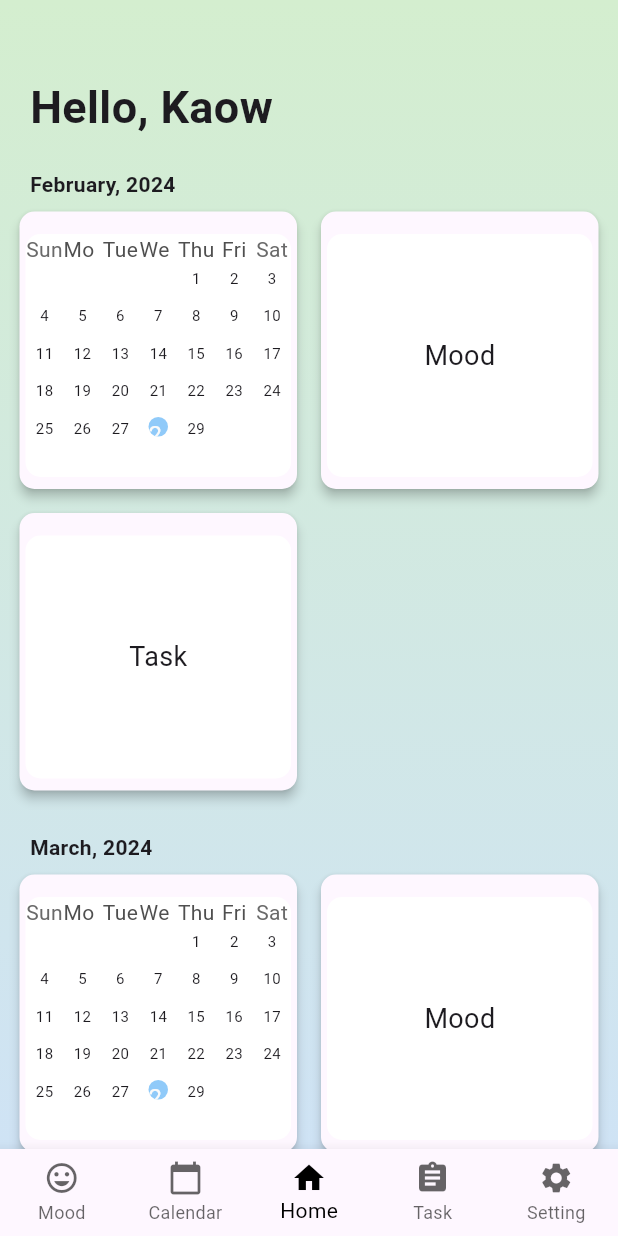
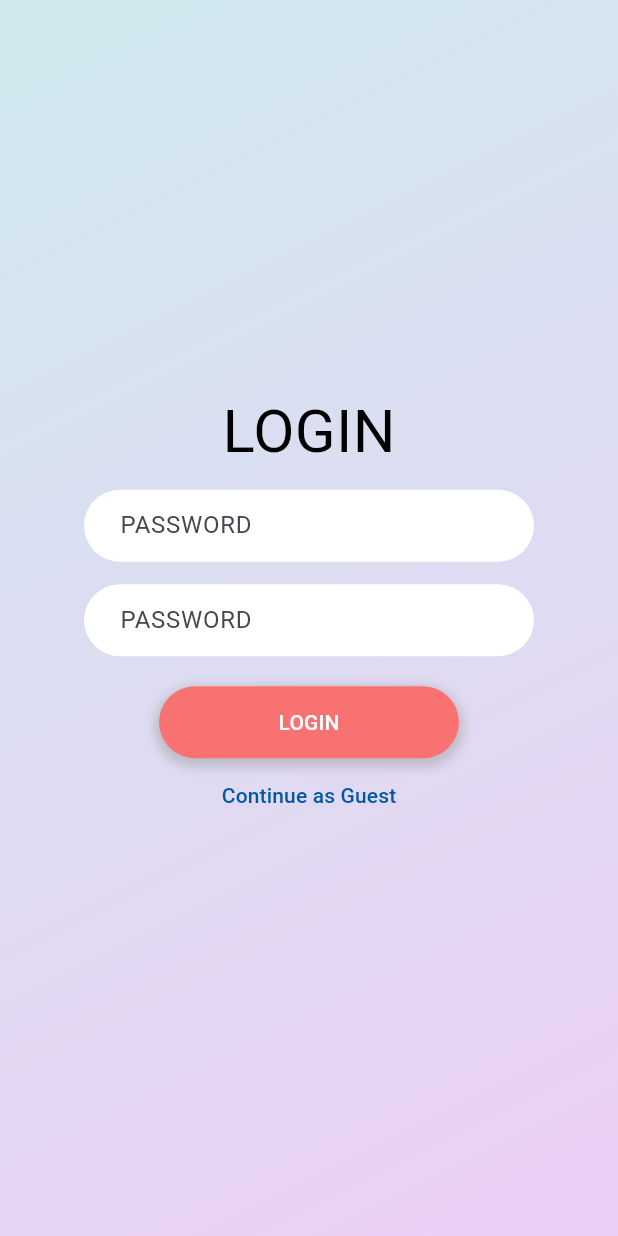
Before and after one commit to AnapatChaiwongse/KaowKhaiDaow, a Flutter app: the screen it shows after launch, on a phone screen of 412 x 824 dp. Run offline on Flutter 3.47's test engine with Material 3 defaults, Android fonts, the phone set to English and light mode, and no system bars; drawn by our look-alikes of flutter_form_builder, table_calendar; our stand-ins replace form_builder_validators; missing offline and left inert: dart:ffi; Roboto replaces fonts that are missing (Mplus 1p).

Commit message:
UPDATE 28/02/2024

```diff
--- a/Project01/lib/homePage.dart
+++ b/Project01/lib/homePage.dart
@@ -4,6 +4,10 @@ import 'package:application/calendarPage.dart';
 import 'package:application/navigator.dart';
 
 class HomePage extends StatefulWidget {
+  final String? email; // Declare the email argument
+
+  HomePage({Key? key, this.email}) : super(key: key);
+
   @override
   _HomePageState createState() => _HomePageState();
 }
@@ -38,10 +42,10 @@ class _HomePageState extends State<HomePage> {
             Column(
               crossAxisAlignment: CrossAxisAlignment.start, // Align the content to the left
               children: [
-                const Padding(
+                Padding(
                   padding: EdgeInsets.only(left: 20, right: 20), // Add padding to the left and right
                   child: Text(
-                    "Hello, Kaow",
+                    "Hello, ${widget.email ?? "guest"} ",
                     style: TextStyle(fontWeight: FontWeight.bold, fontSize: 30), // Make the text bold
                   ),
                 ),
--- /dev/null
+++ b/Project01/lib/loginPage.dart
@@ -0,0 +1,171 @@
+import 'package:flutter/material.dart';
+import 'package:flutter_form_builder/flutter_form_builder.dart';
+import 'package:form_builder_validators/form_builder_validators.dart';
+import 'homePage.dart';
+
+class loginPage extends StatefulWidget {
+  loginPage({Key? key}) : super(key: key);
+  @override
+  _LoginPageState createState() => _LoginPageState();
+}
+
+class _LoginPageState extends State<loginPage> {
+  final _formKey = GlobalKey<FormBuilderState>();
+
+  void _login(BuildContext context) {
+    _formKey.currentState!.save();
+    if (_formKey.currentState!.validate()) {
+      // Pass the email to the homepage
+      final email = _formKey.currentState!.value['username'];
+      Navigator.pushReplacement(
+        context,
+        MaterialPageRoute(builder: (context) => HomePage(email: email)),
+      );
+    } else {
+      print("Validation failed");
+    }
+  }
+
+  @override
+  Widget build(BuildContext context) {
+    return Scaffold(
+      body: Container(
+        decoration: BoxDecoration(
+          gradient: LinearGradient(
+            begin: Alignment.topLeft,
+            end: Alignment.bottomRight,
+            colors: [Color.fromARGB(255, 207, 233, 238)!, Color.fromARGB(255, 236, 207, 245)],
+          ),
+        ),
+        child: Center(
+          child: SingleChildScrollView(
+            child: Column(
+              children: [
+                Text('LOGIN', style: TextStyle(fontFamily: 'Mplus 1p', fontSize: 40, color: Color.fromARGB(255, 0, 0, 0))),
+                Padding(
+                  padding: EdgeInsets.all(10),
+                  child: FormBuilder(
+                    key: _formKey,
+                    initialValue: {'username': '', 'password ': ''},
+                    child: Column(
+                      children: [
+                        Container(
+                          width: 300, // Set the desired width for the text field
+                          child: FormBuilderTextField(
+                            name: 'username',
+                            decoration: InputDecoration(
+                              enabledBorder: OutlineInputBorder(
+                                borderRadius: BorderRadius.circular(30.0),
+                                borderSide: BorderSide.none,
+                              ),
+                              focusedBorder: OutlineInputBorder(
+                                borderRadius: BorderRadius.circular(30.0),
+                                borderSide: BorderSide.none,
+                              ),
+                              errorBorder: OutlineInputBorder(
+                                borderRadius: BorderRadius.circular(30.0),
+                                borderSide: BorderSide.none,
+                              ),
+                              focusedErrorBorder: OutlineInputBorder(
+                                borderRadius: BorderRadius.circular(30.0),
+                                borderSide: BorderSide.none,
+                              ),
+                              contentPadding: EdgeInsets.symmetric(horizontal: 20),
+                              labelText: 'PASSWORD',
+                              filled: true,
+                              fillColor: Colors.white,
+                            ),
+                            validator: FormBuilderValidators.compose([
+                              FormBuilderValidators.required(errorText: 'Please insert email'),
+                              FormBuilderValidators.email(),
+                            ]),
+                            keyboardType: TextInputType.emailAddress,
+                          ),
+                        ),
+                        SizedBox(height: 15),
+                        Container(
+                          width: 300, // Set the desired width for the text field
+                          child: FormBuilderTextField(
+                            name: 'password',
+                            obscureText: true,
+                            decoration: InputDecoration(
+                              enabledBorder: OutlineInputBorder(
+                                borderRadius: BorderRadius.circular(30.0),
+                                borderSide: BorderSide.none,
+                              ),
+                              focusedBorder: OutlineInputBorder(
+                                borderRadius: BorderRadius.circular(30.0),
+                                borderSide: BorderSide.none,
+                              ),
+                              errorBorder: OutlineInputBorder(
+                                borderRadius: BorderRadius.circular(30.0),
+                                borderSide: BorderSide.none,
+                              ),
+                              focusedErrorBorder: OutlineInputBorder(
+                                borderRadius: BorderRadius.circular(30.0),
+                                borderSide: BorderSide.none,
+                              ),
+                              contentPadding: EdgeInsets.symmetric(horizontal: 20),
+                              labelText: 'PASSWORD',
+                              filled: true,
+                              fillColor: Colors.white,
+                            ),
+                            validator: FormBuilderValidators.compose([
+                              FormBuilderValidators.required(errorText: 'Please insert password'),
+                              FormBuilderValidators.minLength(8, errorText: 'Minimum length 8 characters'),
+                            ]),
+                          ),
+                        ),
+                        SizedBox(
+                          height: 20,
+                        ),
+                        SizedBox(
+                          width: 200,
+                          child: Container(
+                            decoration: BoxDecoration(
+                              borderRadius: BorderRadius.circular(30.0),
+                              color: Color.fromRGBO(249, 114, 114, 1.0), // Set button color to red
+                              boxShadow: [
+                                BoxShadow(
+                                  color: Colors.grey.withOpacity(0.5), // Add shadow
+                                  spreadRadius: 3,
+                                  blurRadius: 5,
+                                  offset: Offset(0, 3), // changes position of shadow
+                                ),
+                              ],
+                            ),
+                            child: MaterialButton(
+                              onPressed: () => _login(context),
+                              child: Text("LOGIN", style: TextStyle(color: const Color.fromARGB(255, 255, 255, 255))),
+                            ),
+                          ),
+                        ),
+                        SizedBox(height: 1),
+                        Row(
+                          children: [
+                            Expanded(
+                              child: SizedBox(
+                                width: 300, // Set the desired width for the button
+                                child: MaterialButton(
+                                  onPressed: () {
+                                    // open Homepage
+                                    Navigator.pushNamed(context, '/');
+                                  },
+                                  child: Text('Continue as Guest', style: TextStyle(color: const Color.fromARGB(255, 0, 88, 160))),
+                                ),
+                              ),
+                            )
+                          ],
+                        )
+                      ],
+                    ),
+                  ),
+                )
+              ],
+            ),
+          ),
+        ),
+      ),
+    );
+  }
+}
--- a/Project01/lib/main.dart
+++ b/Project01/lib/main.dart
@@ -4,17 +4,18 @@ import 'package:table_calendar/table_calendar.dart';
 import 'homePage.dart';
 import 'calendarPage.dart';
 import 'settingPage.dart';
+import 'loginPage.dart';
 
 void main() {
   runApp(MaterialApp(
     title: 'Calendar App',
     theme: ThemeData(primarySwatch: Colors.blue),
-    initialRoute: '/',
+    initialRoute: '/login',
     routes: {
       '/': (context) => HomePage(),
+      '/login': (context) => loginPage(),
       // '/mood': (context) => MoodPage(),
       '/calendar': (context) => CalendarPage(),
-      // '/home': (context) => HomePage(),
       // '/task': (context) => TaskPage(),
       '/setting': (context) => SettingPage(),
     },
```
